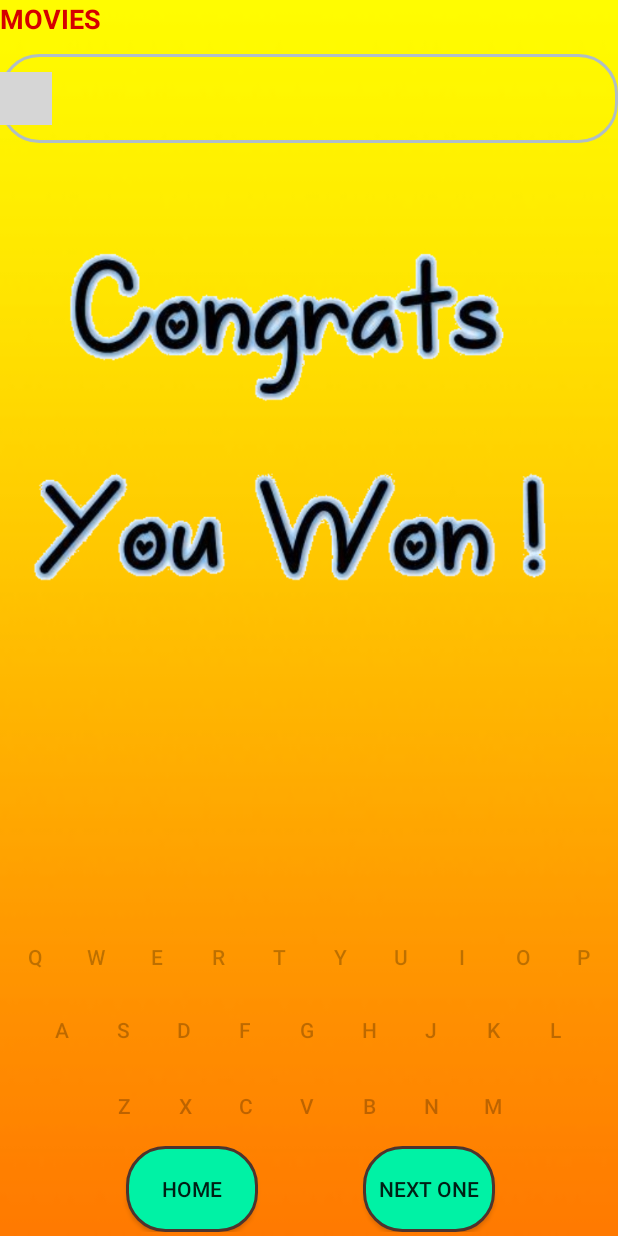
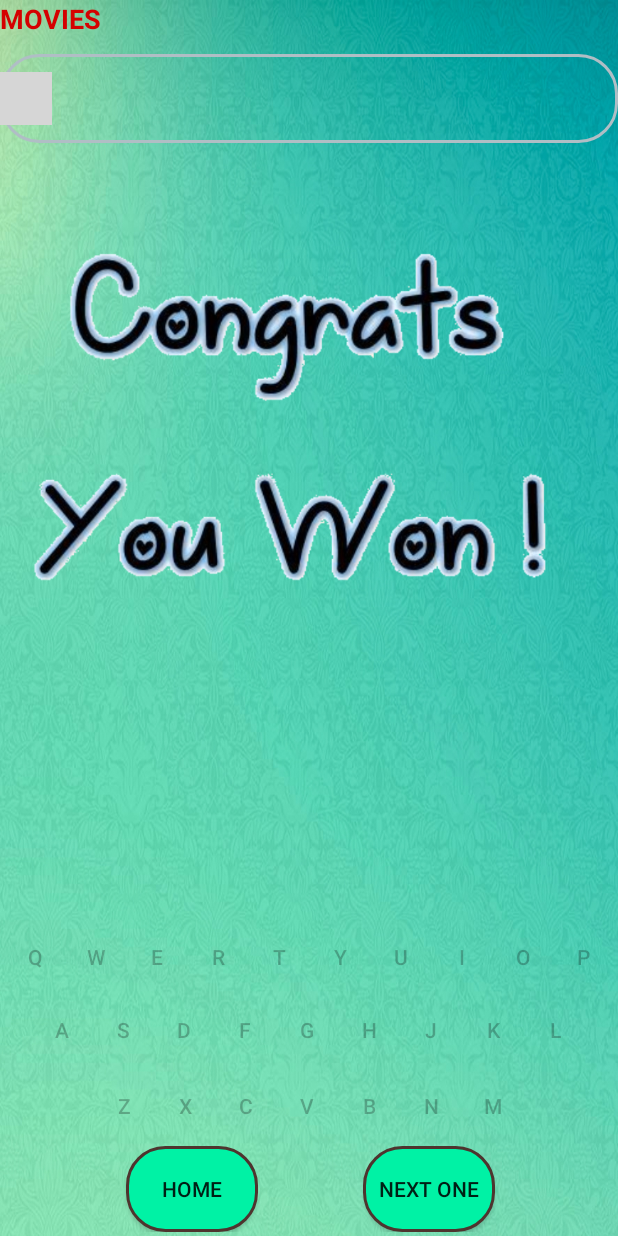
Before and after one commit to CharanNK/Hangman, an Android app: the GameplayActivity screen opened directly, with no data from a screen before it, on a phone screen of 412 x 824 dp. Run offline under Robolectric (Android 15) with nearby library versions, the phone set to English and light mode, and no system bars; 4 statements that could not run were skipped; grey boxes are pictures that could not be loaded.

Commit message:
Changed the hangman images

```diff
--- a/app/src/main/java/com/charan/hangman/GameplayActivity.java
+++ b/app/src/main/java/com/charan/hangman/GameplayActivity.java
@@ -45,7 +45,7 @@ public class GameplayActivity extends AppCompatActivity {
 
     public static Integer[] mThumbIds = {
 
-            R.drawable.hang9,R.drawable.hang10,R.drawable.hang11
+            R.drawable.hang8,R.drawable.hang9,R.drawable.hang10
 
     };
 
@@ -304,7 +304,7 @@ public class GameplayActivity extends AppCompatActivity {
                 imageHanging.setImageResource(R.drawable.hang6);
                 break;
             case 7:
-                imageHanging.setImageResource(R.drawable.hang8);
+                imageHanging.setImageResource(R.drawable.hang7);
                 break;
             case 8:
                 final Handler handler = new Handler();
--- a/app/src/main/res/layout/activity_gameplay.xml
+++ b/app/src/main/res/layout/activity_gameplay.xml
@@ -4,7 +4,7 @@
     android:layout_width="match_parent"
     android:layout_height="match_parent"
     android:orientation="vertical"
-    android:background="@drawable/gameplaybg1"
+    android:background="@drawable/loginbgthree"
    >
 
     <TextView
```
Also changed, not shown: app/src/main/res/drawable/hang0.png, app/src/main/res/drawable/hang1.png, app/src/main/res/drawable/hang10.png, app/src/main/res/drawable/hang2.png, app/src/main/res/drawable/hang3.png, app/src/main/res/drawable/hang4.png, app/src/main/res/drawable/hang5.png, app/src/main/res/drawable/hang6.png, app/src/main/res/drawable/hang7.png, app/src/main/res/drawable/hang8.png, app/src/main/res/drawable/hang9.png, app/src/main/res/drawable/loginbgsixx.jpg (added), app/src/main/res/drawable/loginbgthree.jpg (added), app/src/main/res/drawable/loginbgtwo.png (added), 1 more files.
